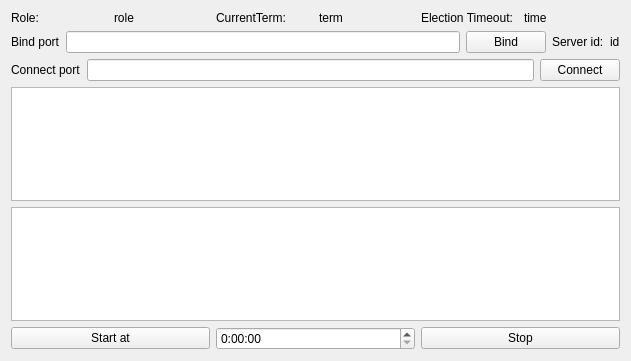
This is form.ui in JucovAllexandr/Raft as Qt 5 draws it before an edit. The edited form follows.
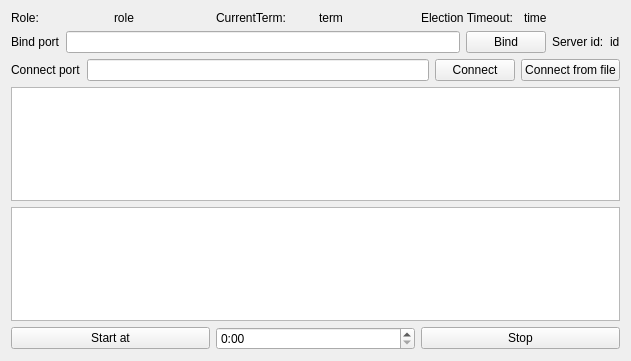
This is the edited form.

Patch:
```diff
--- a/form.ui
+++ b/form.ui
@@ -116,6 +116,13 @@
          </property>
         </widget>
        </item>
+       <item>
+        <widget class="QPushButton" name="pushButton_load_file">
+         <property name="text">
+          <string>Connect from file</string>
+         </property>
+        </widget>
+       </item>
       </layout>
      </item>
     </layout>
@@ -138,7 +145,7 @@
      <item>
       <widget class="QTimeEdit" name="timeEdit">
        <property name="displayFormat">
-        <string>h:mm:ss</string>
+        <string>h:mm</string>
        </property>
       </widget>
      </item>
```
